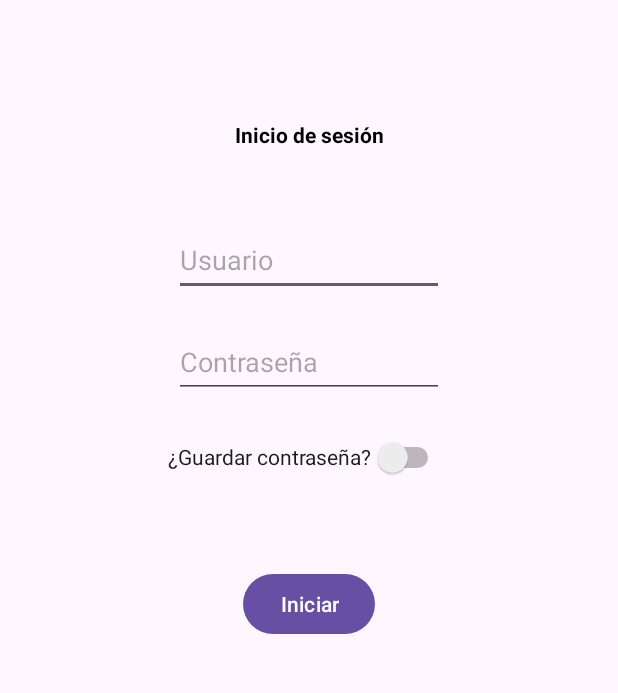
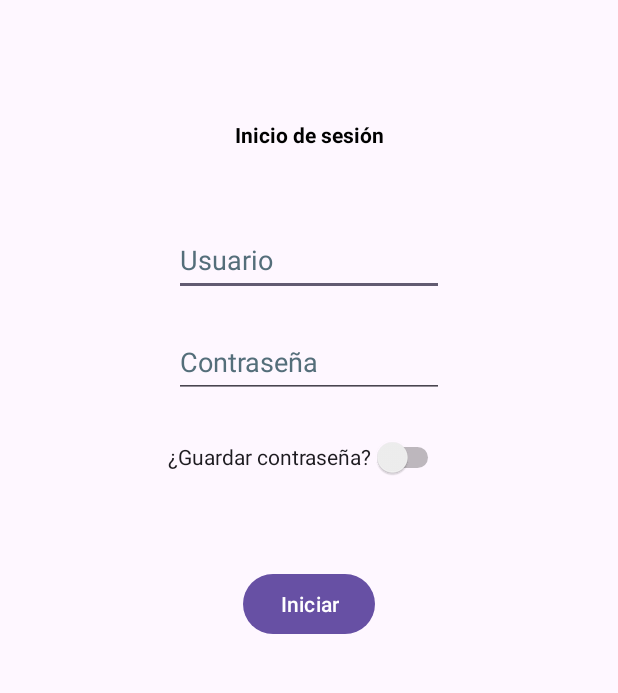
Before and after one commit to Tania105/Android_Grupo1, an Android app: the screen it shows after launch (InicioActivity), on a phone screen of 412 x 824 dp, the part 149-842 px from its top. Run offline under Robolectric (Android 15) with nearby library versions, the light colour scheme and no system bars.

Commit message:
Creado el modulo para notificaciones
Creado el modulo simple para la utilizacion de las notificaciones y la peticion de permisos al usuario

```diff
--- a/ANDROID/Aplicacion/app/build.gradle.kts
+++ b/ANDROID/Aplicacion/app/build.gradle.kts
@@ -37,6 +37,8 @@ android {
 
 dependencies {
 
+
+    implementation("androidx.work:work-runtime-ktx:2.9.0")
     implementation("androidx.core:core-ktx:1.12.0")
     implementation("androidx.appcompat:appcompat:1.6.1")
     implementation("com.google.android.material:material:1.11.0")
--- a/ANDROID/Aplicacion/app/src/main/AndroidManifest.xml
+++ b/ANDROID/Aplicacion/app/src/main/AndroidManifest.xml
@@ -2,6 +2,9 @@
 <manifest xmlns:android="http://schemas.android.com/apk/res/android"
     xmlns:tools="http://schemas.android.com/tools">
 
+
+    <uses-permission android:name="android.permission.FOREGROUND_SERVICE" />
+    <uses-permission android:name="android.permission.POST_NOTIFICATIONS" />
     <application
         android:allowBackup="true"
         android:dataExtractionRules="@xml/data_extraction_rules"
--- a/ANDROID/Aplicacion/app/src/main/java/com/example/miincidencia/InicioActivity.kt
+++ b/ANDROID/Aplicacion/app/src/main/java/com/example/miincidencia/InicioActivity.kt
@@ -1,12 +1,64 @@
 package com.example.pruebaandroid
 
+import android.Manifest
+import android.app.NotificationChannel
+import android.app.NotificationManager
+import android.content.Context
+import android.content.pm.PackageManager
+import android.os.Build
 import androidx.appcompat.app.AppCompatActivity
 import android.os.Bundle
+import androidx.annotation.RequiresApi
+import androidx.core.app.ActivityCompat
+import androidx.core.app.NotificationCompat
+import androidx.core.app.NotificationManagerCompat
+import androidx.core.content.ContextCompat
+
 import com.example.miincidencia.R
 
 class InicioActivity : AppCompatActivity() {
+    companion object {
+        const val LOCATION_REQUEST_CODE =  1000 // Choose a unique number for your request code
+        const val CHANNEL_ID : String = "your_channel_id"
+    }
+
+    @RequiresApi(Build.VERSION_CODES.O)
+    private fun createNotificationChannel() {
+        val CHANNEL_NAME = "Your Channel Name"
+        val CHANNEL_DESCRIPTION = "Channel Description"
+
+
+            val importance = NotificationManager.IMPORTANCE_HIGH
+            val channel = NotificationChannel(CHANNEL_ID, CHANNEL_NAME, importance).apply {
+                description = CHANNEL_DESCRIPTION
+            }
+        val notificationManager: NotificationManager = getSystemService(Context.NOTIFICATION_SERVICE) as NotificationManager
+            notificationManager.createNotificationChannel(channel)
+    }
+
+    fun sendNotification(context: Context, title: String, description: String) {
+        val builder = NotificationCompat.Builder(context, CHANNEL_ID)
+            .setSmallIcon(R.drawable.ic_launcher_foreground) // Replace with your notification icon
+            .setContentTitle(title)
+            .setContentText(description)
+            .setPriority(NotificationCompat.PRIORITY_DEFAULT)
+
+        if (ContextCompat.checkSelfPermission(this, Manifest.permission.POST_NOTIFICATIONS) != PackageManager.PERMISSION_GRANTED) {
+            ActivityCompat.requestPermissions(this, arrayOf(Manifest.permission.POST_NOTIFICATIONS), LOCATION_REQUEST_CODE)
+        } else {
+            // Permission already granted, proceed with the operation
+            with(NotificationManagerCompat.from(context)) {
+                notify(System.currentTimeMillis().toInt(), builder.build())
+            }
+        }
+    }
+
     override fun onCreate(savedInstanceState: Bundle?) {
         super.onCreate(savedInstanceState)
         setContentView(R.layout.activity_inicio)
+
+        // Call this method to create the notification channel
+        createNotificationChannel()
+        sendNotification(this, "Prueba", "Esto es una prueba")
     }
 }
--- a/ANDROID/Aplicacion/app/src/main/res/layout/activity_inicio.xml
+++ b/ANDROID/Aplicacion/app/src/main/res/layout/activity_inicio.xml
@@ -10,7 +10,7 @@
         android:id="@+id/txtBienvenida"
         android:layout_width="wrap_content"
         android:layout_height="wrap_content"
-        android:text="Bienvenido a MiIncidencia"
+        android:text="@string/bienvenido_a_miincidencia"
         app:layout_constraintStart_toStartOf="parent"
         app:layout_constraintEnd_toEndOf="parent"
         app:layout_constraintTop_toTopOf="parent"
@@ -23,7 +23,7 @@
         android:id="@+id/txtInicioSesion"
         android:layout_width="wrap_content"
         android:layout_height="wrap_content"
-        android:text="Inicio de sesión"
+        android:text="@string/inicio_de_sesi_n"
         app:layout_constraintStart_toStartOf="parent"
         app:layout_constraintEnd_toEndOf="parent"
         app:layout_constraintTop_toBottomOf="@id/txtBienvenida"
@@ -33,29 +33,31 @@
         />
 
 
-
     <EditText
         android:id="@+id/edtUsuario"
         android:layout_width="180dp"
         android:layout_height="48dp"
         android:layout_marginTop="50dp"
+        android:hint="@string/usuario"
+        android:textColorHint="#546E7A"
+        app:layout_constraintEnd_toEndOf="parent"
         app:layout_constraintStart_toStartOf="parent"
-        app:layout_constraintEnd_toEndOf="parent"
         app:layout_constraintTop_toBottomOf="@id/txtInicioSesion"
-        android:hint="Usuario"
-        />
+        android:autofillHints="" />
 
 
     <EditText
         android:id="@+id/edtPassword"
         android:layout_width="180dp"
         android:layout_height="48dp"
+        android:layout_marginTop="20dp"
+        android:hint="@string/contrase_a"
+        android:textColorHint="#546E7A"
+        app:layout_constraintEnd_toEndOf="parent"
         app:layout_constraintStart_toStartOf="parent"
-        app:layout_constraintEnd_toEndOf="parent"
         app:layout_constraintTop_toBottomOf="@id/edtUsuario"
-        android:layout_marginTop="20dp"
-        android:hint="Contraseña"
-        />
+        android:inputType="textPassword"
+        android:autofillHints="" />
 
     <Button
         android:id="@+id/btnInicioSesion"
@@ -65,18 +67,18 @@
         app:layout_constraintEnd_toEndOf="parent"
         app:layout_constraintTop_toBottomOf="@id/switchContra"
         android:layout_marginTop="50dp"
-        android:text="Iniciar"/>
+        android:text="@string/iniciar"/>
 
     <Switch
         android:id="@+id/switchContra"
         android:layout_width="wrap_content"
         android:layout_height="48dp"
-        android:text="¿Guardar contraseña?"
+        android:text="@string/guardar_contrase_a"
         app:layout_constraintTop_toBottomOf="@id/edtPassword"
         app:layout_constraintEnd_toEndOf="@id/edtPassword"
         android:layout_marginTop="15dp"
 
-        />
+        tools:ignore="UseSwitchCompatOrMaterialXml" />
 
 
 </androidx.constraintlayout.widget.ConstraintLayout>
--- a/ANDROID/Aplicacion/app/src/main/res/layout/activity_lista_incidencias.xml
+++ b/ANDROID/Aplicacion/app/src/main/res/layout/activity_lista_incidencias.xml
@@ -1,9 +1,11 @@
 <?xml version="1.0" encoding="utf-8"?>
 <androidx.constraintlayout.widget.ConstraintLayout xmlns:android="http://schemas.android.com/apk/res/android"
 
+    xmlns:tools="http://schemas.android.com/tools"
     android:layout_width="match_parent"
     android:layout_height="match_parent"
-    xmlns:app="http://schemas.android.com/apk/res-auto">
+    xmlns:app="http://schemas.android.com/apk/res-auto"
+    tools:ignore="VisualLintTextFieldSize">
 
     <androidx.appcompat.widget.SearchView
         android:id="@+id/buscaIncidencias"
--- a/ANDROID/Aplicacion/app/src/main/res/values/strings.xml
+++ b/ANDROID/Aplicacion/app/src/main/res/values/strings.xml
@@ -1,3 +1,15 @@
 <resources>
     <string name="app_name">MiIncidencia</string>
+    <string name="iniciar">Iniciar</string>
+    <string name="contrase_a">Contraseña</string>
+    <string name="usuario">Usuario</string>
+    <string name="guardar_contrase_a">¿Guardar contraseña?</string>
+    <string name="bienvenido_a_miincidencia">Bienvenido a MiIncidencia</string>
+    <string name="inicio_de_sesi_n">Inicio de sesión</string>
+    <string name="adjunta_archivos">Adjunta archivos</string>
+    <string name="adjuntos">Adjuntos:</string>
+    <string name="datos_generales">Datos Generales:</string>
+    <string name="descripci_n_del_problema">Descripción del problema:</string>
+    <string name="subtipo">Subtipo:</string>
+    <string name="tipo">Tipo:</string>
 </resources>
```
Also changed, not shown: ANDROID/Aplicacion/app/src/main/java/com/example/miincidencia/TicketCheckWorker.kt (added, +86 -0 lines), ANDROID/Aplicacion/app/src/main/res/layout/activity_incidencia.xml (+28 -21 lines).
